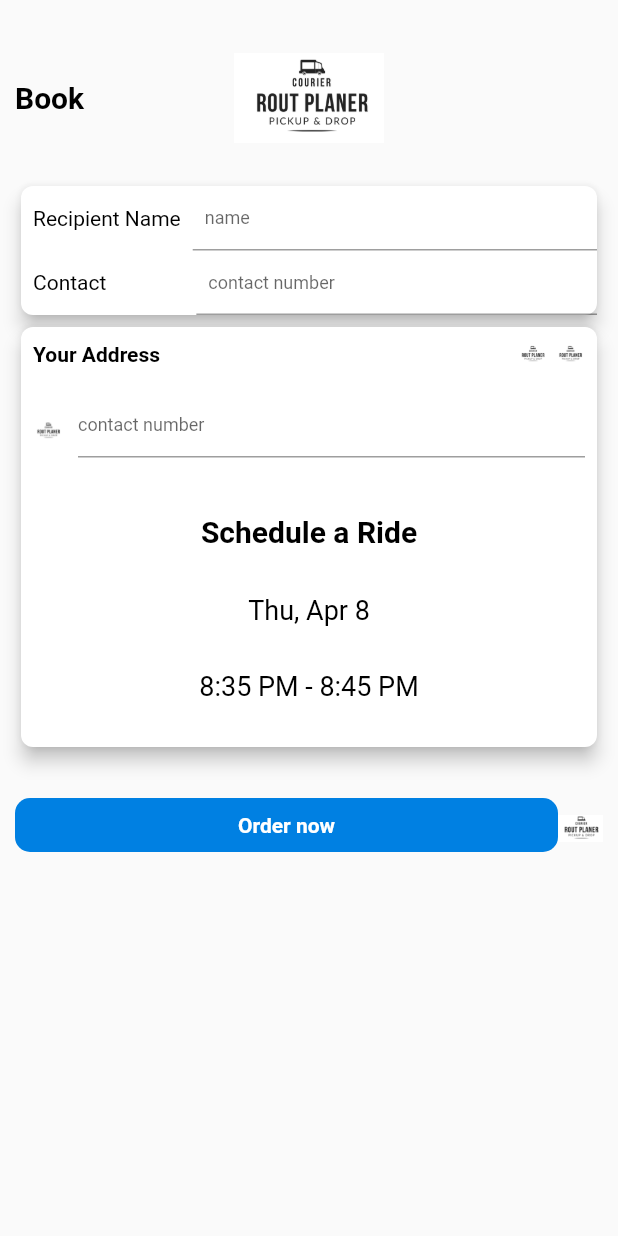
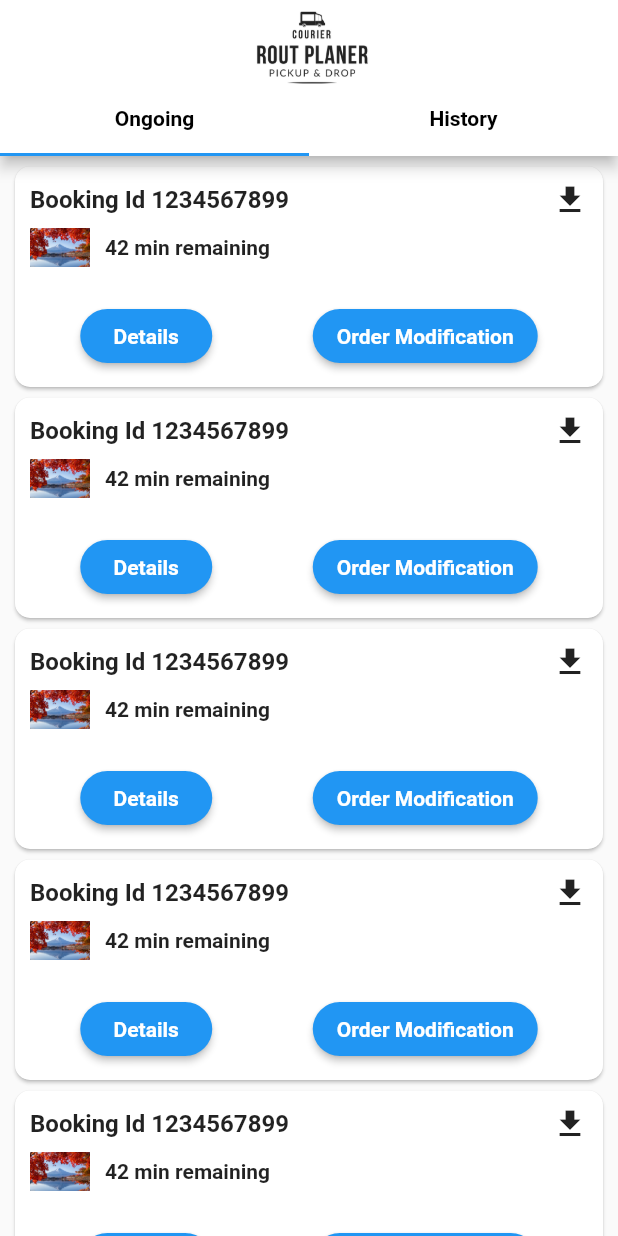
Before and after one commit to PriyankaBharade/RoutePlaner, a Flutter app: the RoutePlan screen opened by its route, after a tap on "Order now", on a phone screen of 412 x 824 dp. Run offline on Flutter 3.47's test engine with Material 2 defaults, Android fonts, the light colour scheme and no system bars.

Commit message:
booking page with ongoing and history

```diff
--- /dev/null
+++ b/lib/bookings/Ongoing/ongoing.dart
@@ -0,0 +1,69 @@
+import 'package:flutter/cupertino.dart';
+import 'package:flutter/material.dart';
+
+Widget Ongoing() {
+  return Scaffold(
+      body: ListView.builder(
+          itemCount: 20,
+          itemBuilder: (BuildContext context, index) {
+            return Card(
+              shape: new RoundedRectangleBorder(
+                borderRadius: new BorderRadius.circular(10.0),
+              ),
+              margin: EdgeInsets.only(top: 7, left: 10, right: 10),
+              child: Container(
+                padding: EdgeInsets.all(10),
+                child: Column(
+                  children: [
+                    Row(
+                      children: [
+                        Text(
+                          'Booking Id 1234567899',
+                          style: TextStyle(
+                            fontSize: 16,
+                            fontWeight: FontWeight.bold,
+                          ),
+                        ),
+                        Spacer(),
+                        Icon(Icons.download),
+                      ],
+                    ),
+                    Row(
+                      children: [
+                        Image.asset('images/newimage.jpg',
+                            width: 40, height: 40),
+                        Container(
+                          width: 10,
+                        ),
+                        Text('42 min remaining')
+                      ],
+                    ),
+                    Padding(
+                      padding: EdgeInsets.only(top: 15),
+                      child: Row(
+                        mainAxisAlignment: MainAxisAlignment.spaceAround,
+                        children: [
+                          _Details('Details'),
+                          _Details('Order Modification')
+                        ],
+                      ),
+                    )
+                  ],
+                ),
+              ),
+            );
+          }));
+}
+
+Widget _Details(title) {
+  return RaisedButton(
+    textColor: Colors.white,
+    splashColor: Colors.blue,
+    color: Colors.blue,
+    shape: new RoundedRectangleBorder(
+      borderRadius: new BorderRadius.circular(30.0),
+    ),
+    child: Text(title),
+    onPressed: () {},
+  );
+}
--- /dev/null
+++ b/lib/bookings/bookings.dart
@@ -0,0 +1,45 @@
+import 'package:flutter/material.dart';
+import 'package:routeplan/bookings/Ongoing/ongoing.dart';
+import 'package:routeplan/bookings/history/history.dart';
+
+class Bookings extends StatelessWidget {
+  @override
+  Widget build(BuildContext context) {
+    return MaterialApp(
+      debugShowCheckedModeBanner: false,
+      home: DefaultTabController(
+        length: 2,
+        child: Scaffold(
+          appBar: AppBar(
+            centerTitle: true,
+            backgroundColor: Colors.white,
+            bottom: TabBar(
+              tabs: [
+                Tab(
+                    child: Text(
+                  'Ongoing',
+                  style: TextStyle(color: Colors.black),
+                )),
+                Tab(
+                    child: Text(
+                  'History',
+                  style: TextStyle(color: Colors.black),
+                )),
+              ],
+            ),
+            title: Container(
+              child: Image.asset('images/splash.jpeg', width: 100, height: 100),
+              margin: EdgeInsets.only(top: 10),
+            ),
+          ),
+          body: TabBarView(
+            children: [
+              Ongoing(),
+              History(context),
+            ],
+          ),
+        ),
+      ),
+    );
+  }
+}
--- a/lib/main.dart
+++ b/lib/main.dart
@@ -1,4 +1,5 @@
 import 'package:flutter/material.dart';
+import 'package:routeplan/bookings/bookings.dart';
 import 'package:routeplan/route_plan.dart';
 import 'package:routeplan/signup_screen.dart';
 import 'package:routeplan/welcome_screen.dart';
@@ -23,8 +24,8 @@ routes: <String,WidgetBuilder>{
     '/login':(BuildContext context) => new LoginScreen() ,
     '/SignUp':(BuildContext context) => new SignUpScreen(),
     '/Order':(BuildContext context) => new OrderScreen(),
-    '/RoutePlan':(BuildContext context) => new RoutePlan()
-
+    '/RoutePlan':(BuildContext context) => new RoutePlan(),
+    '/bookings':(BuildContext context)=>new Bookings(),
    },
     );
   }
--- a/lib/route_plan.dart
+++ b/lib/route_plan.dart
@@ -3,16 +3,17 @@ import 'package:flutter/material.dart';
 class RoutePlan extends StatelessWidget {
   @override
   Widget build(BuildContext context) {
-   var stack = Stack(
-            children: [
-            Padding(padding: EdgeInsets.only(top:5),
-            child : Align(alignment: Alignment.centerRight,
-            child :Image.asset('images/splash.jpeg', width: 30,height: 30))),
-            Padding(padding: EdgeInsets.only(right: 30),
+    var stack = Stack(children: [
+      Padding(
+          padding: EdgeInsets.only(top: 5),
+          child: Align(
+              alignment: Alignment.centerRight,
+              child: Image.asset('images/splash.jpeg', width: 30, height: 30))),
+      Padding(
+        padding: EdgeInsets.only(right: 30),
         child: GestureDetector(
-            onTap: () => {
-            Navigator.of(context).pushNamed('/RoutePlan')},
-            child : Container(
+            onTap: () => {Navigator.of(context).pushNamed('/bookings')},
+            child: Container(
               color: Colors.transparent,
               child: Container(
                   padding: EdgeInsets.all(10),
@@ -20,12 +21,15 @@ class RoutePlan extends StatelessWidget {
                       color: Color(0xFF0080E2),
                       borderRadius: BorderRadius.all(Radius.circular(10.0))),
                   child: new Center(
+                    child: new GestureDetector(
+                      onTap: () =>
+                          {Navigator.of(context).pushNamed('/bookings')},
                       child: new Text("Order now",
                           style: TextStyle(color: Colors.white, fontSize: 14),
                           textAlign: TextAlign.center),
+                    ),
                   )),
-            )
-           ),
+            )),
       )
     ]);
     return Scaffold(
@@ -33,14 +37,19 @@ class RoutePlan extends StatelessWidget {
       padding: EdgeInsets.all(10.0),
       children: [
         //  Top Header Bar
-           Stack(
-             alignment: Alignment.centerLeft,
-             children: [
-             Text('Book' ,style: TextStyle(fontFamily: 'Roboto',fontSize: 20,color: Color(0xFF000000))),
-             Padding(padding: EdgeInsets.only(left: 0),
-             child : Center(
-             child : Image.asset('images/splash.jpeg', width: 100,height: 110),)
-             )]),
+        Stack(alignment: Alignment.centerLeft, children: [
+          Text('Book',
+              style: TextStyle(
+                  fontFamily: 'Roboto',
+                  fontSize: 20,
+                  color: Color(0xFF000000))),
+          Padding(
+              padding: EdgeInsets.only(left: 0),
+              child: Center(
+                child:
+                    Image.asset('images/splash.jpeg', width: 100, height: 110),
+              ))
+        ]),
         //  Recipient Contact Card
         Card(
             elevation: 5,
@@ -51,46 +60,51 @@ class RoutePlan extends StatelessWidget {
             child: Column(children: [
               Row(
                 children: [
-                     Padding(padding: EdgeInsets.all(8),
-                     child : Expanded(
+                  Padding(
+                      padding: EdgeInsets.all(8),
+                      child: Expanded(
                           flex: 4,
-                     child: Text('Recipient Name',style: TextStyle(color: Color(0xFF000000),
-                     fontFamily: 'RobotoRegular'))
-                   )),
+                          child: Text('Recipient Name',
+                              style: TextStyle(
+                                  color: Color(0xFF000000),
+                                  fontFamily: 'RobotoRegular')))),
                   Expanded(
                       flex: 6,
                       child: TextField(
                           keyboardType: TextInputType.name,
-                     style: TextStyle(color: Color(0xFF000000),
+                          style: TextStyle(
+                              color: Color(0xFF000000),
                               fontSize: 12,
                               fontFamily: 'RobotoRegular'),
                           decoration: InputDecoration(
                               labelText: 'name',
-                     isDense: true,                      // Added this
-                     contentPadding: EdgeInsets.all(8)))
-                   )
+                              isDense: true, // Added this
+                              contentPadding: EdgeInsets.all(8))))
                 ],
               ),
-                Row(
-                   children: [
-                     Padding(padding: EdgeInsets.all(8),
-                     child : Expanded(
+              Row(children: [
+                Padding(
+                    padding: EdgeInsets.all(8),
+                    child: Expanded(
                         flex: 4,
-                     child: Text('Contact               ',style: TextStyle(color: Color(0xFF000000),
-                     fontFamily: 'RobotoRegular'))
-                   )),
+                        child: Text('Contact               ',
+                            style: TextStyle(
+                                color: Color(0xFF000000),
+                                fontFamily: 'RobotoRegular')))),
                 Expanded(
                     flex: 6,
                     child: TextField(
                         keyboardType: TextInputType.name,
-                     style: TextStyle(color: Color(0xFF000000),
+                        style: TextStyle(
+                            color: Color(0xFF000000),
                             fontSize: 12,
                             fontFamily: 'RobotoRegular'),
                         decoration: InputDecoration(
                             labelText: 'contact number',
-                     isDense: true,                      // Added this
-                     contentPadding: EdgeInsets.all(8)))
-                   )])])),
+                            isDense: true, // Added this
+                            contentPadding: EdgeInsets.all(8))))
+              ])
+            ])),
         //  Address Schedule Ride Card
         Card(
             elevation: 5,
@@ -99,55 +113,75 @@ class RoutePlan extends StatelessWidget {
               borderRadius: BorderRadius.circular(8.0),
             ),
             child: Column(children: [
-               Padding(padding: EdgeInsets.all(8),
+              Padding(
+                padding: EdgeInsets.all(8),
                 child: Row(
                     mainAxisAlignment: MainAxisAlignment.spaceBetween,
                     children: [
-                 Text('Your Address' , style: TextStyle(fontFamily: 'Roboto',color: Color(0xFF000000))),
-                 Row(
-                   children: [
-                    Padding(padding: EdgeInsets.only(right: 5.0),
-                    child: Image.asset('images/splash.jpeg', width: 20,height: 20)),
+                      Text('Your Address',
+                          style: TextStyle(
+                              fontFamily: 'Roboto', color: Color(0xFF000000))),
+                      Row(children: [
+                        Padding(
+                            padding: EdgeInsets.only(right: 5.0),
+                            child: Image.asset('images/splash.jpeg',
+                                width: 20, height: 20)),
                         Align(
                           alignment: Alignment.topRight,
-                       child: Image.asset('images/splash.jpeg', width: 20,height: 20),
+                          child: Image.asset('images/splash.jpeg',
+                              width: 20, height: 20),
                         )
                       ])
                     ]),
               ),
-               Padding(padding:EdgeInsets.all(8),
-                 child: Stack(
-                   children: [
-                    Padding(padding: EdgeInsets.only(top: 15),
-                     child : Align(
+              Padding(
+                  padding: EdgeInsets.all(8),
+                  child: Stack(children: [
+                    Padding(
+                        padding: EdgeInsets.only(top: 15),
+                        child: Align(
                           alignment: Alignment.centerLeft,
-                     child :Image.asset('images/splash.jpeg', width: 20,height: 20),
+                          child: Image.asset('images/splash.jpeg',
+                              width: 20, height: 20),
                         )),
-                      Padding(padding: EdgeInsets.only(left: 30),
-                      child: TextField(keyboardType: TextInputType.name,
-                      style: TextStyle(color: Color(0xFF000000),
+                    Padding(
+                        padding: EdgeInsets.only(left: 30),
+                        child: TextField(
+                            keyboardType: TextInputType.name,
+                            style: TextStyle(
+                                color: Color(0xFF000000),
                                 fontSize: 12,
                                 fontFamily: 'RobotoRegular'),
                             decoration: InputDecoration(
-                      labelText: 'contact number',
-                      isDense: true)))
-                   ]
-                 )),
-               Padding(padding: EdgeInsets.only(top: 30),
-               child: Text('Schedule a Ride' ,style: TextStyle(fontFamily: 'Roboto',fontSize: 20,color: Color(0xFF000000))),
+                                labelText: 'contact number', isDense: true)))
+                  ])),
+              Padding(
+                padding: EdgeInsets.only(top: 30),
+                child: Text('Schedule a Ride',
+                    style: TextStyle(
+                        fontFamily: 'Roboto',
+                        fontSize: 20,
+                        color: Color(0xFF000000))),
               ),
-               Padding(padding: EdgeInsets.only(top: 30),
-               child: Text('Thu, Apr 8' ,style: TextStyle(fontFamily: 'RobotoRegular',fontSize: 18,color: Color(0xFF000000))),
+              Padding(
+                padding: EdgeInsets.only(top: 30),
+                child: Text('Thu, Apr 8',
+                    style: TextStyle(
+                        fontFamily: 'RobotoRegular',
+                        fontSize: 18,
+                        color: Color(0xFF000000))),
               ),
-               Padding(padding: EdgeInsets.only(top: 30,bottom: 30),
-               child: Text('8:35 PM - 8:45 PM' ,style: TextStyle(fontFamily: 'RobotoRegular',fontSize: 18,color: Color(0xFF000000))),
+              Padding(
+                padding: EdgeInsets.only(top: 30, bottom: 30),
+                child: Text('8:35 PM - 8:45 PM',
+                    style: TextStyle(
+                        fontFamily: 'RobotoRegular',
+                        fontSize: 18,
+                        color: Color(0xFF000000))),
               ),
-              ])
-            ),
-            Padding(padding: EdgeInsets.only(top: 30),
-            child: stack)
+            ])),
+        Padding(padding: EdgeInsets.only(top: 30), child: stack)
       ],
-     )
-   );
+    ));
   }
 }
```
Also changed, not shown: lib/bookings/history/history.dart (added, +135 -0 lines), images/bus.png (added). Lines whose indentation alone changed are shown as unchanged.
